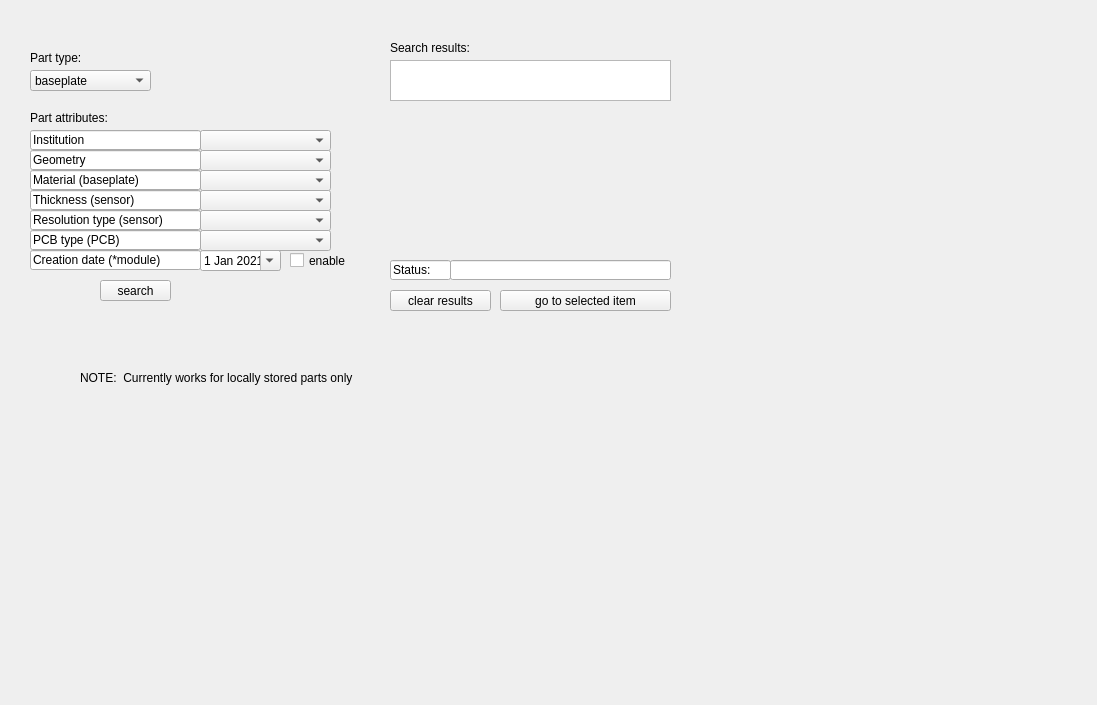
IncandelaLab/SharedUI, file pages_ui/search.ui: the form before one commit.
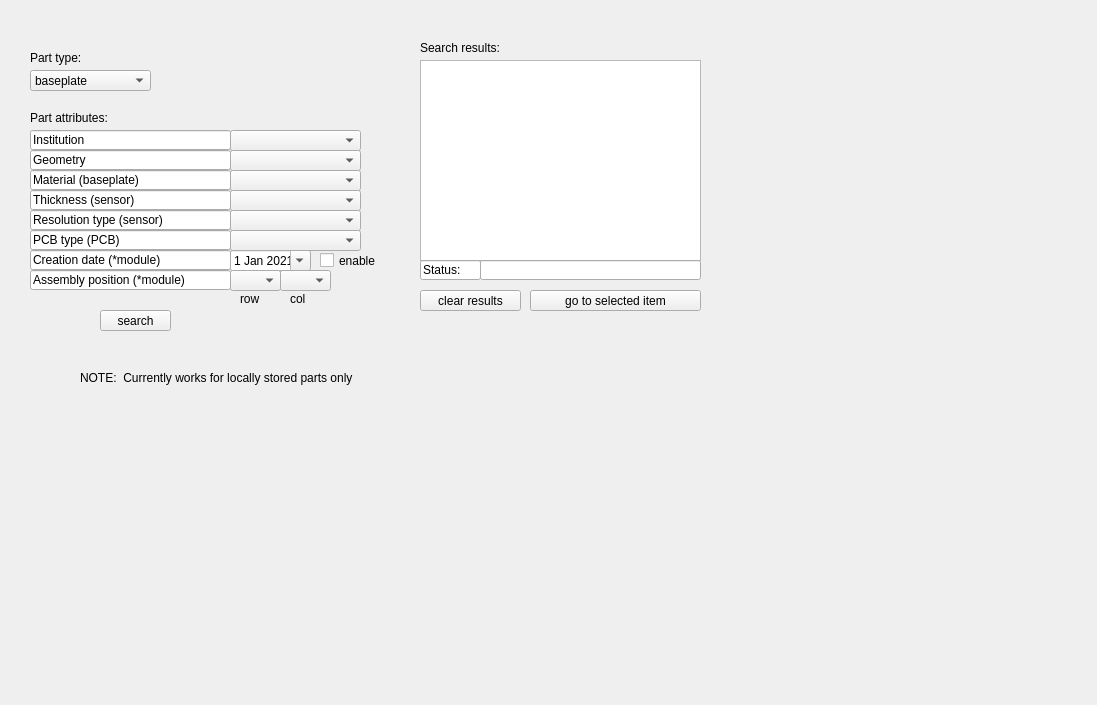
The form after the commit.

Diff of the .ui file:
```diff
--- a/pages_ui/search.ui
+++ b/pages_ui/search.ui
@@ -16,17 +16,17 @@
   <widget class="QListWidget" name="lwPartList">
    <property name="geometry">
     <rect>
-     <x>390</x>
+     <x>420</x>
      <y>60</y>
      <width>281</width>
-     <height>41</height>
+     <height>201</height>
     </rect>
    </property>
   </widget>
   <widget class="QPushButton" name="pbGoToPart">
    <property name="geometry">
     <rect>
-     <x>500</x>
+     <x>530</x>
      <y>290</y>
      <width>171</width>
      <height>21</height>
@@ -39,7 +39,7 @@
   <widget class="QLabel" name="label">
    <property name="geometry">
     <rect>
-     <x>390</x>
+     <x>420</x>
      <y>40</y>
      <width>191</width>
      <height>16</height>
@@ -53,7 +53,7 @@
    <property name="geometry">
     <rect>
      <x>100</x>
-     <y>280</y>
+     <y>310</y>
      <width>71</width>
      <height>21</height>
     </rect>
@@ -65,7 +65,7 @@
   <widget class="QLineEdit" name="leStatus">
    <property name="geometry">
     <rect>
-     <x>450</x>
+     <x>480</x>
      <y>260</y>
      <width>221</width>
      <height>20</height>
@@ -81,7 +81,7 @@
   <widget class="QLineEdit" name="lineEdit_26">
    <property name="geometry">
     <rect>
-     <x>390</x>
+     <x>420</x>
      <y>260</y>
      <width>61</width>
      <height>20</height>
@@ -97,7 +97,7 @@
   <widget class="QPushButton" name="pbClearResults">
    <property name="geometry">
     <rect>
-     <x>390</x>
+     <x>420</x>
      <y>290</y>
      <width>101</width>
      <height>21</height>
@@ -136,7 +136,7 @@
   <widget class="QComboBox" name="cbInstitution">
    <property name="geometry">
     <rect>
-     <x>200</x>
+     <x>230</x>
      <y>130</y>
      <width>131</width>
      <height>21</height>
@@ -186,7 +186,7 @@
     <rect>
      <x>30</x>
      <y>130</y>
-     <width>171</width>
+     <width>201</width>
      <height>20</height>
     </rect>
    </property>
@@ -200,7 +200,7 @@
   <widget class="QComboBox" name="cbShape">
    <property name="geometry">
     <rect>
-     <x>200</x>
+     <x>230</x>
      <y>150</y>
      <width>131</width>
      <height>21</height>
@@ -255,7 +255,7 @@
     <rect>
      <x>30</x>
      <y>150</y>
-     <width>171</width>
+     <width>201</width>
      <height>20</height>
     </rect>
    </property>
@@ -320,7 +320,7 @@
   <widget class="QComboBox" name="cbMaterial">
    <property name="geometry">
     <rect>
-     <x>200</x>
+     <x>230</x>
      <y>170</y>
      <width>131</width>
      <height>21</height>
@@ -350,7 +350,7 @@
     <rect>
      <x>30</x>
      <y>170</y>
-     <width>171</width>
+     <width>201</width>
      <height>20</height>
     </rect>
    </property>
@@ -364,7 +364,7 @@
   <widget class="QComboBox" name="cbChannelDensity">
    <property name="geometry">
     <rect>
-     <x>200</x>
+     <x>230</x>
      <y>210</y>
      <width>131</width>
      <height>21</height>
@@ -392,7 +392,7 @@
   <widget class="QComboBox" name="cbThickness">
    <property name="geometry">
     <rect>
-     <x>200</x>
+     <x>230</x>
      <y>190</y>
      <width>131</width>
      <height>21</height>
@@ -427,7 +427,7 @@
     <rect>
      <x>30</x>
      <y>190</y>
-     <width>171</width>
+     <width>201</width>
      <height>20</height>
     </rect>
    </property>
@@ -443,7 +443,7 @@
     <rect>
      <x>30</x>
      <y>210</y>
-     <width>171</width>
+     <width>201</width>
      <height>20</height>
     </rect>
    </property>
@@ -460,7 +460,7 @@
    </property>
    <property name="geometry">
     <rect>
-     <x>200</x>
+     <x>230</x>
      <y>250</y>
      <width>81</width>
      <height>21</height>
@@ -482,7 +482,7 @@
     <rect>
      <x>30</x>
      <y>250</y>
-     <width>171</width>
+     <width>201</width>
      <height>20</height>
     </rect>
    </property>
@@ -496,7 +496,7 @@
   <widget class="QComboBox" name="cbPCBType">
    <property name="geometry">
     <rect>
-     <x>200</x>
+     <x>230</x>
      <y>230</y>
      <width>131</width>
      <height>21</height>
@@ -554,7 +554,7 @@
     <rect>
      <x>30</x>
      <y>230</y>
-     <width>171</width>
+     <width>201</width>
      <height>20</height>
     </rect>
    </property>
@@ -568,7 +568,7 @@
   <widget class="QCheckBox" name="ckUseDate">
    <property name="geometry">
     <rect>
-     <x>290</x>
+     <x>320</x>
      <y>250</y>
      <width>71</width>
      <height>21</height>
@@ -578,6 +578,115 @@
     <string>enable</string>
    </property>
   </widget>
+  <widget class="QLineEdit" name="lineEdit_20">
+   <property name="geometry">
+    <rect>
+     <x>30</x>
+     <y>270</y>
+     <width>201</width>
+     <height>20</height>
+    </rect>
+   </property>
+   <property name="text">
+    <string>Assembly position (*module)</string>
+   </property>
+   <property name="readOnly">
+    <bool>true</bool>
+   </property>
+  </widget>
+  <widget class="QLabel" name="label_2">
+   <property name="geometry">
+    <rect>
+     <x>240</x>
+     <y>290</y>
+     <width>31</width>
+     <height>17</height>
+    </rect>
+   </property>
+   <property name="text">
+    <string>row</string>
+   </property>
+  </widget>
+  <widget class="QLabel" name="label_4">
+   <property name="geometry">
+    <rect>
+     <x>290</x>
+     <y>290</y>
+     <width>21</width>
+     <height>17</height>
+    </rect>
+   </property>
+   <property name="text">
+    <string>col</string>
+   </property>
+  </widget>
+  <widget class="QComboBox" name="cbAssmRow">
+   <property name="geometry">
+    <rect>
+     <x>230</x>
+     <y>270</y>
+     <width>51</width>
+     <height>21</height>
+    </rect>
+   </property>
+   <property name="currentText">
+    <string/>
+   </property>
+   <property name="currentIndex">
+    <number>0</number>
+   </property>
+   <item>
+    <property name="text">
+     <string/>
+    </property>
+   </item>
+   <item>
+    <property name="text">
+     <string>1</string>
+    </property>
+   </item>
+   <item>
+    <property name="text">
+     <string>2</string>
+    </property>
+   </item>
+   <item>
+    <property name="text">
+     <string>3</string>
+    </property>
+   </item>
+  </widget>
+  <widget class="QComboBox" name="cbAssmCol">
+   <property name="geometry">
+    <rect>
+     <x>280</x>
+     <y>270</y>
+     <width>51</width>
+     <height>21</height>
+    </rect>
+   </property>
+   <property name="currentText">
+    <string/>
+   </property>
+   <property name="currentIndex">
+    <number>0</number>
+   </property>
+   <item>
+    <property name="text">
+     <string/>
+    </property>
+   </item>
+   <item>
+    <property name="text">
+     <string>1</string>
+    </property>
+   </item>
+   <item>
+    <property name="text">
+     <string>2</string>
+    </property>
+   </item>
+  </widget>
  </widget>
  <resources/>
  <connections/>
```
